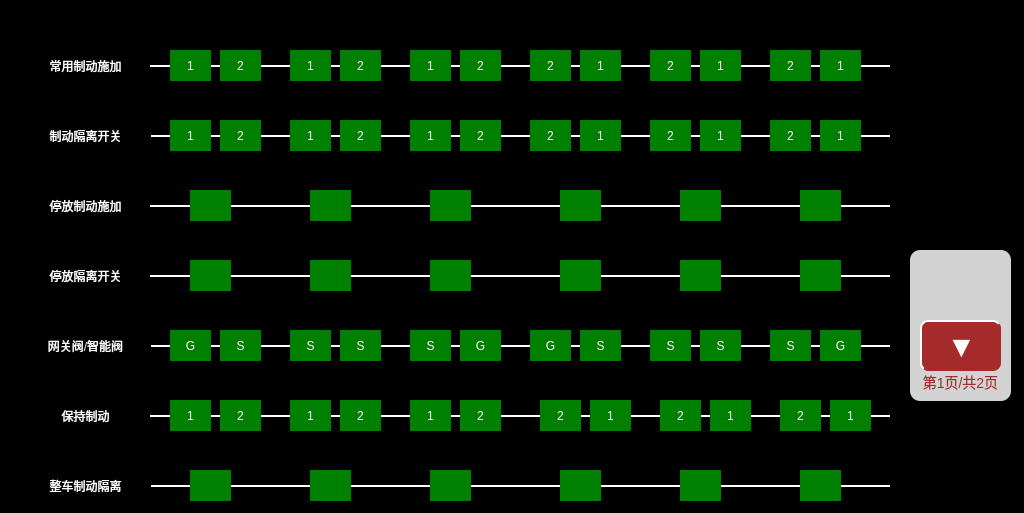
Before: the Qt Designer form vehicleebcupage.ui in mayue-crrc/ShenyangMetro9DB, drawn with Qt 5.
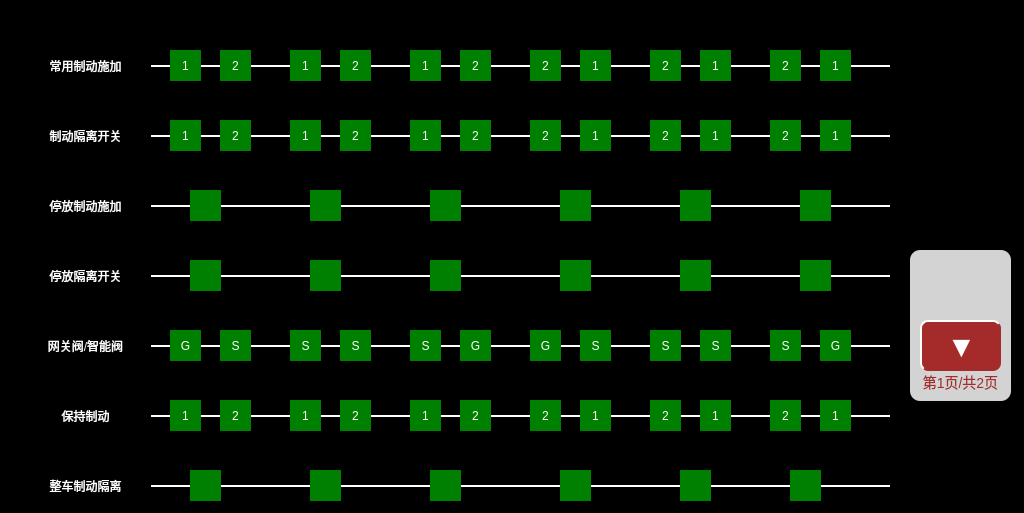
After: the same form once the commit is applied.

```diff
--- a/vehicleebcupage.ui
+++ b/vehicleebcupage.ui
@@ -36,7 +36,7 @@
     <rect>
      <x>170</x>
      <y>50</y>
-     <width>41</width>
+     <width>31</width>
      <height>31</height>
     </rect>
    </property>
@@ -52,7 +52,7 @@
     <rect>
      <x>220</x>
      <y>50</y>
-     <width>41</width>
+     <width>31</width>
      <height>31</height>
     </rect>
    </property>
@@ -68,7 +68,7 @@
     <rect>
      <x>340</x>
      <y>50</y>
-     <width>41</width>
+     <width>31</width>
      <height>31</height>
     </rect>
    </property>
@@ -84,7 +84,7 @@
     <rect>
      <x>290</x>
      <y>50</y>
-     <width>41</width>
+     <width>31</width>
      <height>31</height>
     </rect>
    </property>
@@ -100,7 +100,7 @@
     <rect>
      <x>460</x>
      <y>50</y>
-     <width>41</width>
+     <width>31</width>
      <height>31</height>
     </rect>
    </property>
@@ -116,7 +116,7 @@
     <rect>
      <x>410</x>
      <y>50</y>
-     <width>41</width>
+     <width>31</width>
      <height>31</height>
     </rect>
    </property>
@@ -132,7 +132,7 @@
     <rect>
      <x>580</x>
      <y>50</y>
-     <width>41</width>
+     <width>31</width>
      <height>31</height>
     </rect>
    </property>
@@ -148,7 +148,7 @@
     <rect>
      <x>770</x>
      <y>50</y>
-     <width>41</width>
+     <width>31</width>
      <height>31</height>
     </rect>
    </property>
@@ -164,7 +164,7 @@
     <rect>
      <x>530</x>
      <y>50</y>
-     <width>41</width>
+     <width>31</width>
      <height>31</height>
     </rect>
    </property>
@@ -180,7 +180,7 @@
     <rect>
      <x>650</x>
      <y>50</y>
-     <width>41</width>
+     <width>31</width>
      <height>31</height>
     </rect>
    </property>
@@ -196,7 +196,7 @@
     <rect>
      <x>700</x>
      <y>50</y>
-     <width>41</width>
+     <width>31</width>
      <height>31</height>
     </rect>
    </property>
@@ -212,7 +212,7 @@
     <rect>
      <x>820</x>
      <y>50</y>
-     <width>41</width>
+     <width>31</width>
      <height>31</height>
     </rect>
    </property>
@@ -247,7 +247,7 @@
     <rect>
      <x>220</x>
      <y>120</y>
-     <width>41</width>
+     <width>31</width>
      <height>31</height>
     </rect>
    </property>
@@ -263,7 +263,7 @@
     <rect>
      <x>410</x>
      <y>120</y>
-     <width>41</width>
+     <width>31</width>
      <height>31</height>
     </rect>
    </property>
@@ -279,7 +279,7 @@
     <rect>
      <x>530</x>
      <y>120</y>
-     <width>41</width>
+     <width>31</width>
      <height>31</height>
     </rect>
    </property>
@@ -295,7 +295,7 @@
     <rect>
      <x>820</x>
      <y>120</y>
-     <width>41</width>
+     <width>31</width>
      <height>31</height>
     </rect>
    </property>
@@ -311,7 +311,7 @@
     <rect>
      <x>650</x>
      <y>120</y>
-     <width>41</width>
+     <width>31</width>
      <height>31</height>
     </rect>
    </property>
@@ -327,7 +327,7 @@
     <rect>
      <x>580</x>
      <y>120</y>
-     <width>41</width>
+     <width>31</width>
      <height>31</height>
     </rect>
    </property>
@@ -343,7 +343,7 @@
     <rect>
      <x>770</x>
      <y>120</y>
-     <width>41</width>
+     <width>31</width>
      <height>31</height>
     </rect>
    </property>
@@ -359,7 +359,7 @@
     <rect>
      <x>170</x>
      <y>120</y>
-     <width>41</width>
+     <width>31</width>
      <height>31</height>
     </rect>
    </property>
@@ -375,7 +375,7 @@
     <rect>
      <x>700</x>
      <y>120</y>
-     <width>41</width>
+     <width>31</width>
      <height>31</height>
     </rect>
    </property>
@@ -391,7 +391,7 @@
     <rect>
      <x>290</x>
      <y>120</y>
-     <width>41</width>
+     <width>31</width>
      <height>31</height>
     </rect>
    </property>
@@ -407,7 +407,7 @@
     <rect>
      <x>340</x>
      <y>120</y>
-     <width>41</width>
+     <width>31</width>
      <height>31</height>
     </rect>
    </property>
@@ -423,7 +423,7 @@
     <rect>
      <x>460</x>
      <y>120</y>
-     <width>41</width>
+     <width>31</width>
      <height>31</height>
     </rect>
    </property>
@@ -477,7 +477,7 @@
     <rect>
      <x>190</x>
      <y>190</y>
-     <width>41</width>
+     <width>31</width>
      <height>31</height>
     </rect>
    </property>
@@ -493,7 +493,7 @@
     <rect>
      <x>310</x>
      <y>190</y>
-     <width>41</width>
+     <width>31</width>
      <height>31</height>
     </rect>
    </property>
@@ -509,7 +509,7 @@
     <rect>
      <x>430</x>
      <y>190</y>
-     <width>41</width>
+     <width>31</width>
      <height>31</height>
     </rect>
    </property>
@@ -525,7 +525,7 @@
     <rect>
      <x>560</x>
      <y>190</y>
-     <width>41</width>
+     <width>31</width>
      <height>31</height>
     </rect>
    </property>
@@ -541,7 +541,7 @@
     <rect>
      <x>680</x>
      <y>190</y>
-     <width>41</width>
+     <width>31</width>
      <height>31</height>
     </rect>
    </property>
@@ -557,7 +557,7 @@
     <rect>
      <x>800</x>
      <y>190</y>
-     <width>41</width>
+     <width>31</width>
      <height>31</height>
     </rect>
    </property>
@@ -573,7 +573,7 @@
     <rect>
      <x>310</x>
      <y>260</y>
-     <width>41</width>
+     <width>31</width>
      <height>31</height>
     </rect>
    </property>
@@ -589,7 +589,7 @@
     <rect>
      <x>560</x>
      <y>260</y>
-     <width>41</width>
+     <width>31</width>
      <height>31</height>
     </rect>
    </property>
@@ -605,7 +605,7 @@
     <rect>
      <x>680</x>
      <y>260</y>
-     <width>41</width>
+     <width>31</width>
      <height>31</height>
     </rect>
    </property>
@@ -621,7 +621,7 @@
     <rect>
      <x>190</x>
      <y>260</y>
-     <width>41</width>
+     <width>31</width>
      <height>31</height>
     </rect>
    </property>
@@ -637,7 +637,7 @@
     <rect>
      <x>800</x>
      <y>260</y>
-     <width>41</width>
+     <width>31</width>
      <height>31</height>
     </rect>
    </property>
@@ -653,7 +653,7 @@
     <rect>
      <x>430</x>
      <y>260</y>
-     <width>41</width>
+     <width>31</width>
      <height>31</height>
     </rect>
    </property>
@@ -707,7 +707,7 @@
     <rect>
      <x>770</x>
      <y>330</y>
-     <width>41</width>
+     <width>31</width>
      <height>31</height>
     </rect>
    </property>
@@ -723,7 +723,7 @@
     <rect>
      <x>340</x>
      <y>330</y>
-     <width>41</width>
+     <width>31</width>
      <height>31</height>
     </rect>
    </property>
@@ -739,7 +739,7 @@
     <rect>
      <x>460</x>
      <y>330</y>
-     <width>41</width>
+     <width>31</width>
      <height>31</height>
     </rect>
    </property>
@@ -755,7 +755,7 @@
     <rect>
      <x>530</x>
      <y>330</y>
-     <width>41</width>
+     <width>31</width>
      <height>31</height>
     </rect>
    </property>
@@ -771,7 +771,7 @@
     <rect>
      <x>700</x>
      <y>330</y>
-     <width>41</width>
+     <width>31</width>
      <height>31</height>
     </rect>
    </property>
@@ -787,7 +787,7 @@
     <rect>
      <x>820</x>
      <y>330</y>
-     <width>41</width>
+     <width>31</width>
      <height>31</height>
     </rect>
    </property>
@@ -803,7 +803,7 @@
     <rect>
      <x>170</x>
      <y>330</y>
-     <width>41</width>
+     <width>31</width>
      <height>31</height>
     </rect>
    </property>
@@ -819,7 +819,7 @@
     <rect>
      <x>220</x>
      <y>330</y>
-     <width>41</width>
+     <width>31</width>
      <height>31</height>
     </rect>
    </property>
@@ -835,7 +835,7 @@
     <rect>
      <x>650</x>
      <y>330</y>
-     <width>41</width>
+     <width>31</width>
      <height>31</height>
     </rect>
    </property>
@@ -851,7 +851,7 @@
     <rect>
      <x>290</x>
      <y>330</y>
-     <width>41</width>
+     <width>31</width>
      <height>31</height>
     </rect>
    </property>
@@ -867,7 +867,7 @@
     <rect>
      <x>580</x>
      <y>330</y>
-     <width>41</width>
+     <width>31</width>
      <height>31</height>
     </rect>
    </property>
@@ -883,7 +883,7 @@
     <rect>
      <x>410</x>
      <y>330</y>
-     <width>41</width>
+     <width>31</width>
      <height>31</height>
     </rect>
    </property>
@@ -899,7 +899,7 @@
     <rect>
      <x>410</x>
      <y>400</y>
-     <width>41</width>
+     <width>31</width>
      <height>31</height>
     </rect>
    </property>
@@ -913,9 +913,9 @@
   <widget class="QLabel" name="HoldBRKMP2lbl_2">
    <property name="geometry">
     <rect>
-     <x>660</x>
+     <x>650</x>
      <y>400</y>
-     <width>41</width>
+     <width>31</width>
      <height>31</height>
     </rect>
    </property>
@@ -929,9 +929,9 @@
   <widget class="QLabel" name="HoldBRKM2lbl_2">
    <property name="geometry">
     <rect>
-     <x>540</x>
+     <x>530</x>
      <y>400</y>
-     <width>41</width>
+     <width>31</width>
      <height>31</height>
     </rect>
    </property>
@@ -947,7 +947,7 @@
     <rect>
      <x>170</x>
      <y>400</y>
-     <width>41</width>
+     <width>31</width>
      <height>31</height>
     </rect>
    </property>
@@ -963,7 +963,7 @@
     <rect>
      <x>290</x>
      <y>400</y>
-     <width>41</width>
+     <width>31</width>
      <height>31</height>
     </rect>
    </property>
@@ -977,9 +977,9 @@
   <widget class="QLabel" name="HoldBRKTC2lbl_2">
    <property name="geometry">
     <rect>
-     <x>780</x>
+     <x>770</x>
      <y>400</y>
-     <width>41</width>
+     <width>31</width>
      <height>31</height>
     </rect>
    </property>
@@ -1181,7 +1181,7 @@
     <rect>
      <x>430</x>
      <y>470</y>
-     <width>41</width>
+     <width>31</width>
      <height>31</height>
     </rect>
    </property>
@@ -1216,7 +1216,7 @@
     <rect>
      <x>310</x>
      <y>470</y>
-     <width>41</width>
+     <width>31</width>
      <height>31</height>
     </rect>
    </property>
@@ -1251,7 +1251,7 @@
     <rect>
      <x>680</x>
      <y>470</y>
-     <width>41</width>
+     <width>31</width>
      <height>31</height>
     </rect>
    </property>
@@ -1267,7 +1267,7 @@
     <rect>
      <x>560</x>
      <y>470</y>
-     <width>41</width>
+     <width>31</width>
      <height>31</height>
     </rect>
    </property>
@@ -1283,7 +1283,7 @@
     <rect>
      <x>190</x>
      <y>470</y>
-     <width>41</width>
+     <width>31</width>
      <height>31</height>
     </rect>
    </property>
@@ -1297,9 +1297,9 @@
   <widget class="QLabel" name="AllBRKBypassTC2lbl">
    <property name="geometry">
     <rect>
-     <x>800</x>
+     <x>790</x>
      <y>470</y>
-     <width>41</width>
+     <width>31</width>
      <height>31</height>
     </rect>
    </property>
@@ -1313,9 +1313,9 @@
   <widget class="QLabel" name="HoldBRKMP2lbl_1">
    <property name="geometry">
     <rect>
-     <x>710</x>
+     <x>700</x>
      <y>400</y>
-     <width>41</width>
+     <width>31</width>
      <height>31</height>
     </rect>
    </property>
@@ -1331,7 +1331,7 @@
     <rect>
      <x>460</x>
      <y>400</y>
-     <width>41</width>
+     <width>31</width>
      <height>31</height>
     </rect>
    </property>
@@ -1345,9 +1345,9 @@
   <widget class="QLabel" name="HoldBRKTC2lbl_1">
    <property name="geometry">
     <rect>
-     <x>830</x>
+     <x>820</x>
      <y>400</y>
-     <width>41</width>
+     <width>31</width>
      <height>31</height>
     </rect>
    </property>
@@ -1363,7 +1363,7 @@
     <rect>
      <x>340</x>
      <y>400</y>
-     <width>41</width>
+     <width>31</width>
      <height>31</height>
     </rect>
    </property>
@@ -1379,7 +1379,7 @@
     <rect>
      <x>220</x>
      <y>400</y>
-     <width>41</width>
+     <width>31</width>
      <height>31</height>
     </rect>
    </property>
@@ -1393,9 +1393,9 @@
   <widget class="QLabel" name="HoldBRKM2lbl_1">
    <property name="geometry">
     <rect>
-     <x>590</x>
+     <x>580</x>
      <y>400</y>
-     <width>41</width>
+     <width>31</width>
      <height>31</height>
     </rect>
    </property>
@@ -1406,20 +1406,20 @@
     <set>Qt::AlignCenter</set>
    </property>
   </widget>
+  <zorder>lbl1_10</zorder>
+  <zorder>lbl1_7</zorder>
+  <zorder>lbl1_8</zorder>
+  <zorder>lbl1_9</zorder>
+  <zorder>lbl1_14</zorder>
+  <zorder>lbl1_12</zorder>
+  <zorder>lbl1_11</zorder>
   <zorder>lbl1</zorder>
   <zorder>lbl1_3</zorder>
-  <zorder>lbl1_14</zorder>
-  <zorder>lbl1_9</zorder>
-  <zorder>lbl1_8</zorder>
   <zorder>lbl1_2</zorder>
-  <zorder>lbl1_11</zorder>
   <zorder>lbl1_4</zorder>
-  <zorder>lbl1_7</zorder>
-  <zorder>lbl1_10</zorder>
   <zorder>lbl1_5</zorder>
   <zorder>lbl1_6</zorder>
   <zorder>lbl1_15</zorder>
-  <zorder>lbl1_12</zorder>
   <zorder>lbl1_13</zorder>
   <zorder>BRKApplyTC1_1lbl</zorder>
   <zorder>BRKApplyTC1_2lbl</zorder>
```
